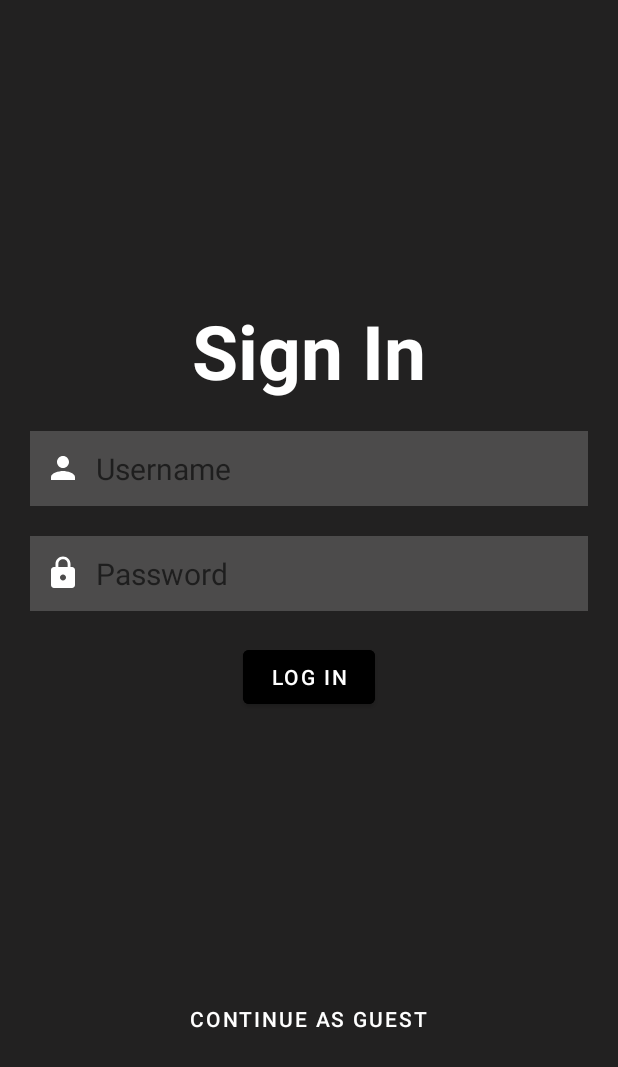
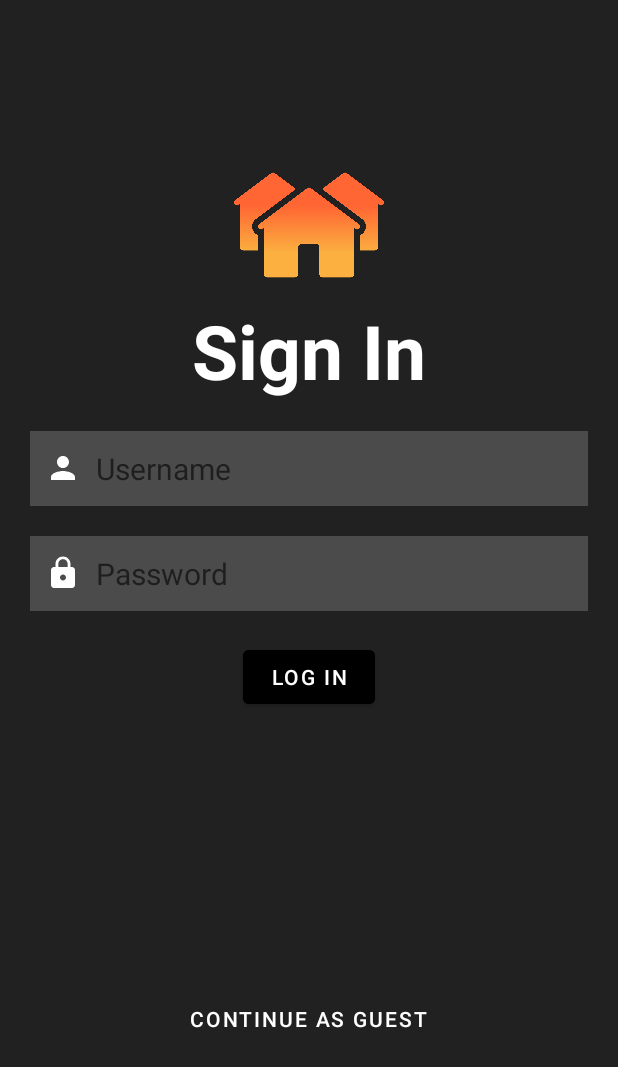
Before and after one commit to treesturn/PropertyResale_Application, an Android app: the screen it shows after launch (sign_page), on a phone screen of 412 x 824 dp. Shown: the top 1067 px of the screen. Run offline under Robolectric (Android 15) with nearby library versions, the phone set to English and light mode, and no system bars.

Commit message:
added logo

```diff
--- a/app/src/main/res/layout/activity_sign_page.xml
+++ b/app/src/main/res/layout/activity_sign_page.xml
@@ -64,6 +64,13 @@
         android:backgroundTint="@color/black"
         android:text="@string/Log_in" />
 
+    <ImageView
+        android:layout_width="100dp"
+        android:layout_height="100dp"
+        android:src="@drawable/triston_logo"
+        android:layout_marginTop="100dp"
+        android:layout_centerHorizontal="true"/>
+
     <Button
         android:id="@+id/guest_signin"
         style = "@style/Widget.MaterialComponents.Button.TextButton"
```
Also changed, not shown: app/src/main/res/drawable/triston_logo.png (added).
